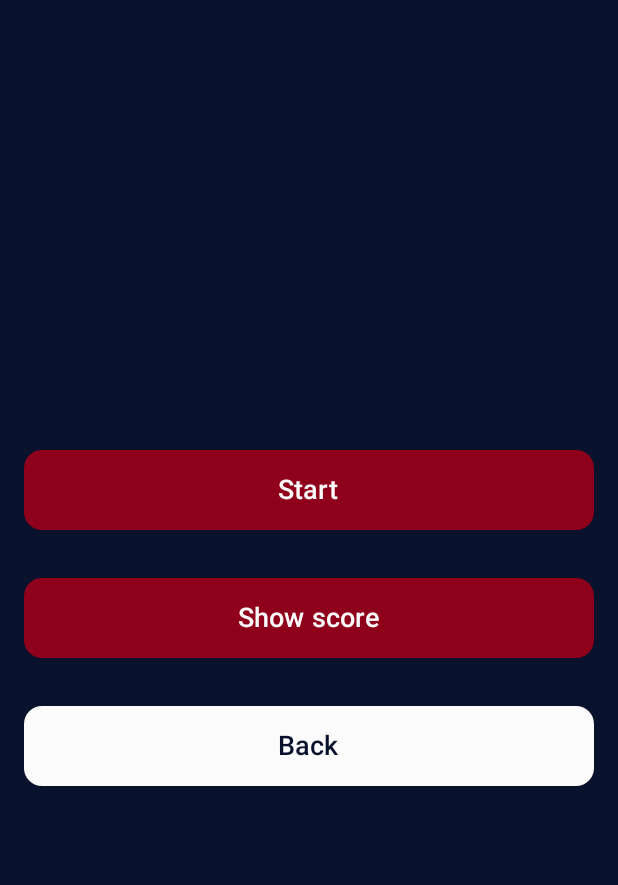
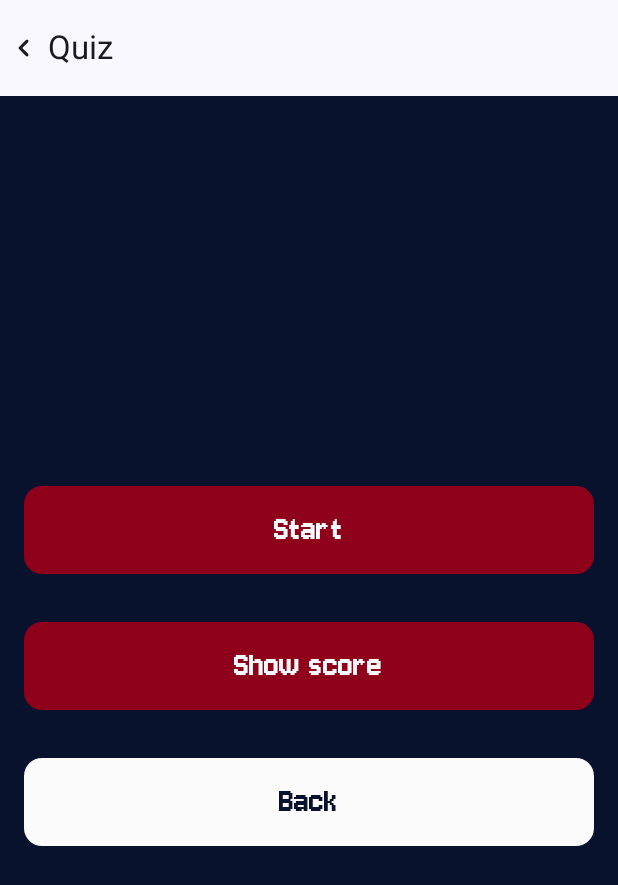
Before and after one commit to ngnngthang/kotlin-quiz-game, an Android app built with Jetpack Compose: the MainScreen screen opened through its navigation route, on a phone screen of 412 x 824 dp. Shown: the top 885 px of the screen. Run offline under Robolectric (Android 15) with nearby library versions, the phone set to English and light mode, and no system bars.

Commit message:
Update font

```diff
--- a/app/build.gradle.kts
+++ b/app/build.gradle.kts
@@ -63,4 +63,5 @@ dependencies {
     androidTestImplementation(libs.androidx.ui.test.junit4)
     debugImplementation(libs.androidx.ui.tooling)
     debugImplementation(libs.androidx.ui.test.manifest)
+
 }
--- a/app/src/main/java/com/example/quiz/features/MainScreen.kt
+++ b/app/src/main/java/com/example/quiz/features/MainScreen.kt
@@ -8,22 +8,31 @@ import androidx.compose.foundation.layout.PaddingValues
 import androidx.compose.foundation.layout.fillMaxSize
 import androidx.compose.foundation.layout.fillMaxWidth
 import androidx.compose.foundation.layout.padding
+import androidx.compose.material.icons.Icons
+import androidx.compose.material.icons.automirrored.rounded.KeyboardArrowLeft
 import androidx.compose.material3.Button
 import androidx.compose.material3.ButtonColors
+import androidx.compose.material3.ExperimentalMaterial3Api
+import androidx.compose.material3.Icon
 import androidx.compose.material3.MaterialTheme
+import androidx.compose.material3.Scaffold
 import androidx.compose.material3.Text
+import androidx.compose.material3.TopAppBar
 import androidx.compose.runtime.Composable
 import androidx.compose.ui.Alignment
 import androidx.compose.ui.Modifier
 import androidx.compose.ui.graphics.Color
-import androidx.compose.ui.text.font.FontWeight
+import androidx.compose.ui.text.font.Font
+import androidx.compose.ui.text.font.FontFamily
 import androidx.compose.ui.unit.dp
 import androidx.compose.ui.unit.sp
 import androidx.navigation.NavHostController
+import com.example.quiz.R
 import com.example.quiz.ui.theme.DarkText
 import com.example.quiz.ui.theme.LightText
 import com.example.quiz.ui.theme.Primary
 
+@OptIn(ExperimentalMaterial3Api::class)
 @Composable
 fun MainScreen(navController: NavHostController) {
 
@@ -39,10 +48,25 @@ fun MainScreen(navController: NavHostController) {
         navController.navigate("score")
     }
 
-
+    Scaffold(
+        topBar = {
+            TopAppBar(
+                title = { Text("Quiz") },
+                navigationIcon = {
+                    Icon(
+                        Icons.AutoMirrored.Rounded.KeyboardArrowLeft,
+                        contentDescription = "Back",
+                    )
+                }
+            )
+        },
+        content = { innerPadding ->
             Box(
                 modifier = Modifier
                     .fillMaxSize()
+                    .padding(
+                        innerPadding
+                    )
                     .background(DarkText)
             )
             {
@@ -67,7 +91,11 @@ fun MainScreen(navController: NavHostController) {
                             onStart()
                         }
                     ) {
-                Text("Start", fontSize = 18.sp, fontWeight = FontWeight(600))
+                        Text(
+                            "Start", fontSize = 24.sp,
+                            fontFamily = FontFamily(fonts = listOf(Font(R.font.jersey10_regular))),
+
+                            )
                     }
                     Button(
                         modifier = Modifier
@@ -85,7 +113,11 @@ fun MainScreen(navController: NavHostController) {
                             onViewScores()
                         }
                     ) {
-                Text("Show score", fontSize = 18.sp, fontWeight = FontWeight(600))
+                        Text(
+                            "Show score", fontSize = 24.sp,
+                            fontFamily = FontFamily(fonts = listOf(Font(R.font.jersey10_regular))),
+
+                            )
                     }
                     Button(
                         modifier = Modifier
@@ -103,8 +135,15 @@ fun MainScreen(navController: NavHostController) {
                             onBack()
                         }
                     ) {
-                Text("Back", fontSize = 18.sp, fontWeight = FontWeight(600))
+                        Text(
+                            "Back", fontSize = 24.sp,
+                            fontFamily = FontFamily(fonts = listOf(Font(R.font.jersey10_regular))),
+
+                            )
                     }
                 }
             }
         }
+    )
+
+}
--- a/app/src/main/java/com/example/quiz/features/QuizScreen.kt
+++ b/app/src/main/java/com/example/quiz/features/QuizScreen.kt
@@ -53,14 +53,8 @@ fun QuizScreen(navController: NavHostController) {
 
 
     fun generateRandomQuestions() {
-        for (i in 0..20) {
-            randomIndexes.value.add(i)
-        }
-        randomIndexes.value.shuffle()
-        questionIndexes.value = randomIndexes.value
+
     }
-
-    generateRandomQuestions()
 
 
     val selectedAnswers = remember { mutableStateOf(mutableListOf<String>()) }
@@ -112,8 +106,7 @@ fun QuizScreen(navController: NavHostController) {
                         )
                     }
                 },
-
-                )
+            )
         }
     ) { innerPadding ->
         Column {
--- a/app/src/main/java/com/example/quiz/features/WelcomeScreen.kt
+++ b/app/src/main/java/com/example/quiz/features/WelcomeScreen.kt
@@ -1,25 +1,33 @@
 package com.example.quiz.features
 
+import android.os.Build
+import androidx.annotation.RequiresApi
 import androidx.compose.foundation.Image
+import androidx.compose.foundation.background
 import androidx.compose.foundation.layout.Arrangement
 import androidx.compose.foundation.layout.Box
 import androidx.compose.foundation.layout.Column
 import androidx.compose.foundation.layout.PaddingValues
+import androidx.compose.foundation.layout.Spacer
 import androidx.compose.foundation.layout.fillMaxSize
 import androidx.compose.foundation.layout.fillMaxWidth
 import androidx.compose.foundation.layout.padding
+import androidx.compose.foundation.layout.requiredSize
 import androidx.compose.material3.Button
 import androidx.compose.material3.ButtonColors
 import androidx.compose.material3.MaterialTheme
+import androidx.compose.material3.Scaffold
 import androidx.compose.material3.Text
 import androidx.compose.runtime.Composable
 import androidx.compose.ui.Alignment
 import androidx.compose.ui.Modifier
-import androidx.compose.ui.draw.alpha
 import androidx.compose.ui.graphics.Color
 import androidx.compose.ui.layout.ContentScale
 import androidx.compose.ui.res.painterResource
+import androidx.compose.ui.text.font.Font
+import androidx.compose.ui.text.font.FontFamily
 import androidx.compose.ui.text.font.FontWeight
+import androidx.compose.ui.text.style.TextAlign
 import androidx.compose.ui.unit.dp
 import androidx.compose.ui.unit.sp
 import androidx.navigation.NavHostController
@@ -28,36 +36,46 @@ import com.example.quiz.ui.theme.DarkText
 import com.example.quiz.ui.theme.LightText
 import com.example.quiz.ui.theme.Primary
 
+@RequiresApi(Build.VERSION_CODES.O)
 @Composable
 fun WelcomeScreen(navController: NavHostController) {
+    Scaffold { innerPadding ->
         Box(
-        modifier = Modifier.fillMaxSize(),
+            modifier = Modifier
+                .padding(innerPadding)
+                .fillMaxSize()
+                .background(color = Color.White),
         ) {
-        Image(
-            painter = painterResource(id = R.drawable.z6297460532784_de7a505f016cf5432344a38d2e2ce31d),
-            contentDescription = "App background",
-            modifier = Modifier
-                .fillMaxSize()
-                .alpha(0.6f),
-            contentScale = ContentScale.Crop,
-        )
             Column(
                 modifier = Modifier
                     .fillMaxSize(),
                 Arrangement.Center,
                 Alignment.CenterHorizontally
             ) {
+                Spacer(
+                    modifier = Modifier
+                        .weight(1F)
+                )
                 Image(
                     painter = painterResource(id = R.drawable.logo),
                     contentDescription = "Android Logo",
+                    contentScale = ContentScale.None,
+                    modifier = Modifier
+                        .padding(16.dp)
+
+                )
+                Spacer(modifier = Modifier.requiredSize(72.dp))
+                Text(
+                    text = "WELCOME TO TRIVIA QUIZ OF KATE",
+                    color = DarkText,
+                    fontSize = 36.sp,
+                    fontFamily = FontFamily(fonts = listOf(Font(R.font.jersey10_regular))),
+                    textAlign = TextAlign.Center,
                     modifier = Modifier.padding(16.dp)
                 )
-            Text(
-                text = "Welcome to Hack's Game",
-                color = DarkText,
-                fontSize = 32.sp,
-                fontWeight = FontWeight(600),
-                modifier = Modifier.padding(16.dp)
+                Spacer(
+                    modifier = Modifier
+                        .weight(1F)
                 )
                 Button(
                     modifier = Modifier
@@ -69,14 +87,16 @@ fun WelcomeScreen(navController: NavHostController) {
                         disabledContentColor = Color.Gray,
                         disabledContainerColor = Color.Gray
                     ),
-                contentPadding = PaddingValues(16.dp),
-                shape = MaterialTheme.shapes.medium,
+                    contentPadding = PaddingValues(vertical = 18.dp, horizontal = 32.dp),
+                    shape = MaterialTheme.shapes.large,
                     onClick = { navController.navigate("main") },
                 ) {
                     Text(
-                    text = "OK", fontSize = 18.sp, fontWeight = FontWeight(600)
+                        text = "START", fontSize = 32.sp, fontWeight = FontWeight(500),
+                        fontFamily = FontFamily(fonts = listOf(Font(R.font.jersey10_regular))),
                     )
                 }
             }
         }
     }
+}
--- a/app/src/main/java/com/example/quiz/ui/theme/Color.kt
+++ b/app/src/main/java/com/example/quiz/ui/theme/Color.kt
@@ -13,3 +13,4 @@ val Pink40 = Color(0xFF7D5260)
 val Primary = Color(0xFF8F001A)
 val DarkText = Color(0xFF09122C)
 val LightText = Color(0xFFFBFBFB)
+val Green = Color(0xFF0D7D38)
```
Also changed, not shown: app/src/main/res/font/jersey10_regular.ttf (added). Lines whose indentation alone changed are shown as unchanged.
